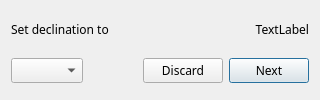
Old version of the form threepio/layouts/dec_cal.ui in the repository finnjames/verdant-shores.
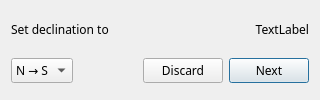
New version of the form.

```diff
--- a/threepio/layouts/dec_cal.ui
+++ b/threepio/layouts/dec_cal.ui
@@ -15,7 +15,7 @@
   </property>
   <layout class="QGridLayout" name="gridLayout">
    <item row="2" column="0" colspan="3">
-    <widget class="QWidget" name="button_box" native="true">
+    <widget class="QFrame" name="button_frame">
      <layout class="QGridLayout" name="gridLayout_2">
       <property name="leftMargin">
        <number>0</number>
@@ -36,6 +36,16 @@
           <family>Iosevka Aile</family>
          </font>
         </property>
+        <item>
+         <property name="text">
+          <string>N → S</string>
+         </property>
+        </item>
+        <item>
+         <property name="text">
+          <string>S → N</string>
+         </property>
+        </item>
        </widget>
       </item>
       <item row="0" column="2">
```
Left out of the diff: 54 changed lines with no effect on the pictures.
